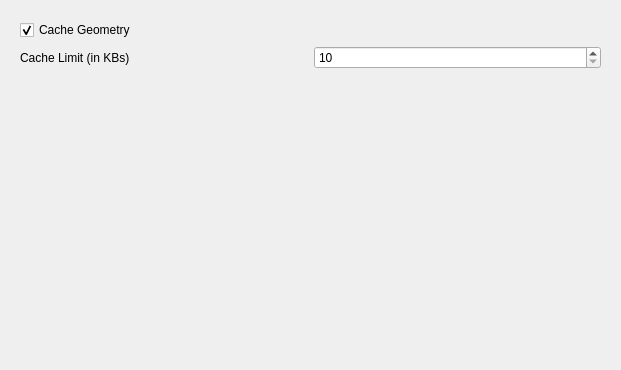
The window that Qt/Components/Resources/UI/pqApplicationOptions.ui (Kitware/ParaView) describes before a commit, drawn with Qt 5.
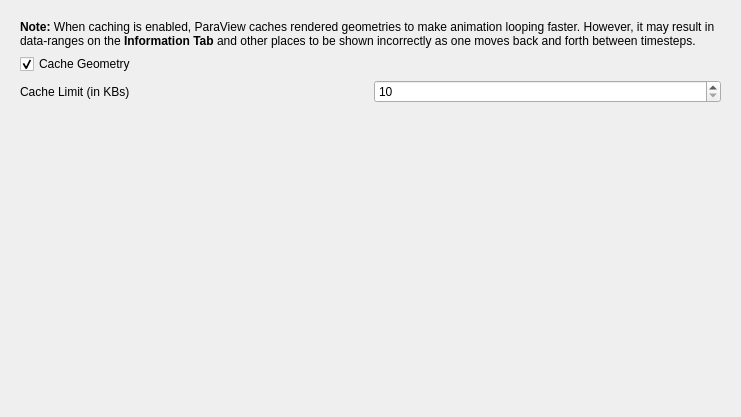
The same window after the commit. The open tabs and pages were chosen to show the change. Custom widgets are drawn as their Qt base class.

Commit message:
BUG #14187. Fix default to not cache animations.
ParaView by default caches animation geometry. With cached geomtry the
data-ranges cannot be shown correctly. Since geometry-caching happens under the
covers it difficult for users to understand what's going on with data-ranges.
Hence, we change the default to not cache. Thus when users do turn on
geometry-caching, they can be made away that that will affect data ranges.

Patch:
```diff
--- a/Qt/Components/Resources/UI/pqApplicationOptions.ui
+++ b/Qt/Components/Resources/UI/pqApplicationOptions.ui
@@ -6,8 +6,8 @@
    <rect>
     <x>0</x>
     <y>0</y>
-    <width>621</width>
-    <height>370</height>
+    <width>741</width>
+    <height>417</height>
    </rect>
   </property>
   <property name="windowTitle">
@@ -447,20 +447,7 @@
      </widget>
      <widget class="QWidget" name="Animation">
       <layout class="QGridLayout">
-       <item row="0" column="0" colspan="2">
-        <widget class="QCheckBox" name="AnimationCacheGeometry">
-         <property name="toolTip">
-          <string>Cache geometry during playback.</string>
-         </property>
-         <property name="text">
-          <string>Cache Geometry</string>
-         </property>
-         <property name="checked">
-          <bool>true</bool>
-         </property>
-        </widget>
-       </item>
-       <item row="1" column="0">
+       <item row="4" column="0">
         <widget class="QLabel" name="AnimationCacheLimitLabel">
          <property name="toolTip">
           <string>&lt;html&gt;Set the cache limit (in KBs) per node. If while playing animations, the cache size on any node goes beyond this threshold, caching will automatically be disabled.&lt;/html&gt;</string>
@@ -470,7 +457,20 @@
          </property>
         </widget>
        </item>
-       <item row="1" column="1">
+       <item row="5" column="0" colspan="2">
+        <spacer>
+         <property name="orientation">
+          <enum>Qt::Vertical</enum>
+         </property>
+         <property name="sizeHint" stdset="0">
+          <size>
+           <width>358</width>
+           <height>101</height>
+          </size>
+         </property>
+        </spacer>
+       </item>
+       <item row="4" column="1">
         <widget class="QSpinBox" name="AnimationCacheLimit">
          <property name="toolTip">
           <string>&lt;html&gt;Set the cache limit (in KBs) per node. If while playing animations, the cache size on any node goes beyond this threshold, caching will automatically be disabled.&lt;/html&gt;</string>
@@ -486,18 +486,28 @@
          </property>
         </widget>
        </item>
+       <item row="3" column="0">
+        <widget class="QCheckBox" name="AnimationCacheGeometry">
+         <property name="toolTip">
+          <string>Cache geometry during playback.</string>
+         </property>
+         <property name="text">
+          <string>Cache Geometry</string>
+         </property>
+         <property name="checked">
+          <bool>true</bool>
+         </property>
+        </widget>
+       </item>
        <item row="2" column="0" colspan="2">
-        <spacer>
-         <property name="orientation">
-          <enum>Qt::Vertical</enum>
+        <widget class="QLabel" name="label_10">
+         <property name="text">
+          <string>&lt;html&gt;&lt;head/&gt;&lt;body&gt;&lt;p&gt;&lt;span style=&quot; font-weight:600;&quot;&gt;Note:&lt;/span&gt; When caching is enabled, ParaView caches rendered geometries to make animation looping faster. However, it may result in data-ranges on the &lt;span style=&quot; font-weight:600;&quot;&gt;Information Tab&lt;/span&gt; and other places to be shown incorrectly as one moves back and forth between timesteps.&lt;/p&gt;&lt;/body&gt;&lt;/html&gt;</string>
          </property>
-         <property name="sizeHint" stdset="0">
-          <size>
-           <width>358</width>
-           <height>101</height>
-          </size>
+         <property name="wordWrap">
+          <bool>true</bool>
          </property>
-        </spacer>
+        </widget>
        </item>
       </layout>
      </widget>
```
Left out of the diff: 24 changed lines with no effect on the pictures. The commit also changes 2 other files.
